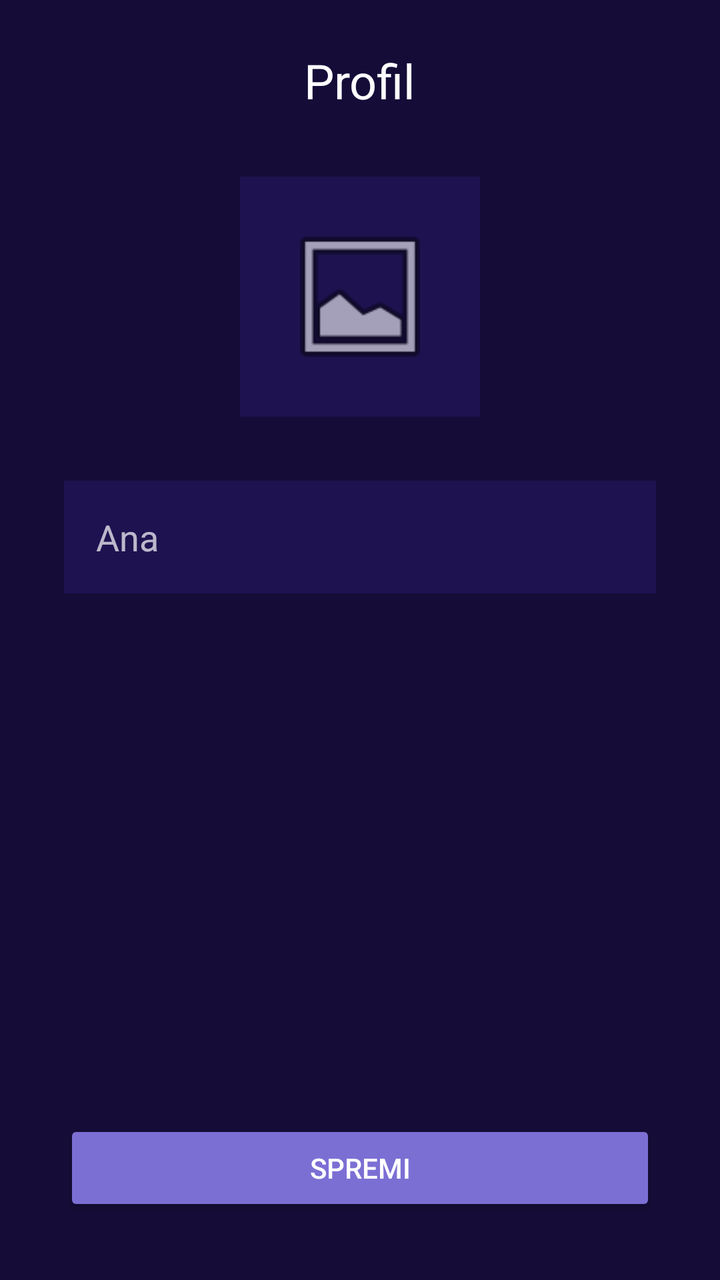
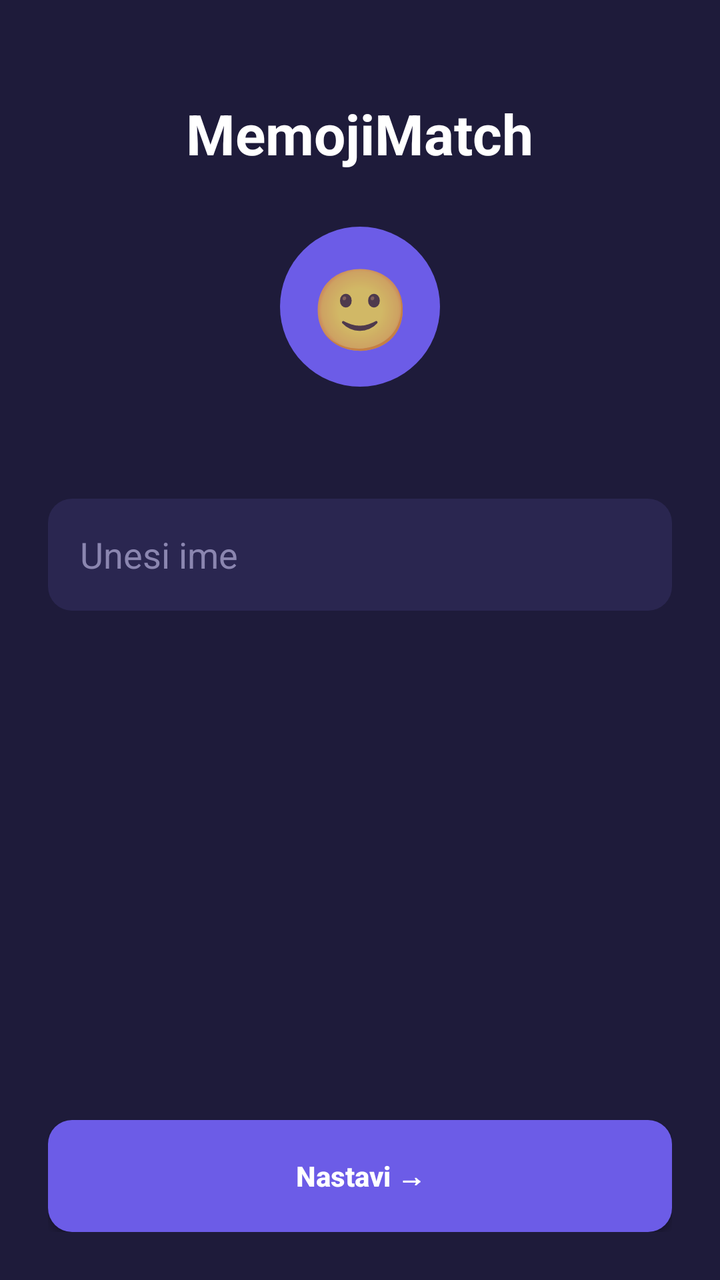

Screens rendered from an Android XML layout before and after an edit, with the pre-edit source and the edit as a unified diff.
<!-- AndroidManifest.xml: application theme Theme.MemojiMatch -->
<!-- res/layout/fragment_profile.xml -->
<androidx.constraintlayout.widget.ConstraintLayout xmlns:android="http://schemas.android.com/apk/res/android"
    xmlns:app="http://schemas.android.com/apk/res-auto"
    android:layout_width="match_parent"
    android:layout_height="match_parent"
    android:background="@color/bg_deep">

    <TextView
        android:id="@+id/tvProfileTitle"
        android:layout_width="wrap_content"
        android:layout_height="wrap_content"
        android:layout_marginTop="24dp"
        android:text="@string/title_profile"
        android:textColor="@color/white"
        android:textSize="24sp"
        app:layout_constraintEnd_toEndOf="parent"
        app:layout_constraintStart_toStartOf="parent"
        app:layout_constraintTop_toTopOf="parent" />

    <ImageView
        android:id="@+id/ivAvatar"
        android:layout_width="120dp"
        android:layout_height="120dp"
        android:layout_marginTop="32dp"
        android:background="@color/bg_main"
        android:padding="20dp"
        android:src="@android:drawable/ic_menu_gallery"
        android:contentDescription="@string/desc_avatar"
        app:layout_constraintEnd_toEndOf="parent"
        app:layout_constraintStart_toStartOf="parent"
        app:layout_constraintTop_toBottomOf="@id/tvProfileTitle" />

    <EditText
        android:id="@+id/etUsername"
        android:layout_width="0dp"
        android:layout_height="wrap_content"
        android:layout_marginHorizontal="32dp"
        android:layout_marginTop="32dp"
        android:background="@color/bg_main"
        android:hint="@string/hint_username"
        android:padding="16dp"
        android:textColor="@color/white"
        android:autofillHints="username"
        android:inputType="text"
        app:layout_constraintEnd_toEndOf="parent"
        app:layout_constraintStart_toStartOf="parent"
        app:layout_constraintTop_toBottomOf="@id/ivAvatar" />

    <Button
        android:id="@+id/btnSaveProfile"
        android:layout_width="0dp"
        android:layout_height="wrap_content"
        android:layout_marginHorizontal="32dp"
        android:layout_marginBottom="32dp"
        android:backgroundTint="@color/accent_purple"
        android:text="@string/btn_save_profile"
        app:layout_constraintBottom_toBottomOf="parent"
        app:layout_constraintEnd_toEndOf="parent"
        app:layout_constraintStart_toStartOf="parent" />

</androidx.constraintlayout.widget.ConstraintLayout>
<!-- resources referenced by this layout -->
<resources>
  <color name="accent_purple">#7C6FD4</color>
  <color name="bg_deep">#150D38</color>
  <color name="bg_main">#1E1250</color>
  <color name="white">#FFFFFF</color>
  <string name="btn_save_profile">SPREMI</string>
  <string name="desc_avatar">User Avatar</string>
  <string name="hint_username">Ana</string>
  <string name="title_profile">Profil</string>
  <style name="Theme.MemojiMatch" parent="Theme.Design.NoActionBar" />
</resources>

<!-- the commit's change to res/layout/fragment_profile.xml (unified diff, before → after) -->
@@ -1,60 +1,62 @@
-<androidx.constraintlayout.widget.ConstraintLayout xmlns:android="http://schemas.android.com/apk/res/android"
-    xmlns:app="http://schemas.android.com/apk/res-auto"
+<?xml version="1.0" encoding="utf-8"?>
+<LinearLayout xmlns:android="http://schemas.android.com/apk/res/android"
     android:layout_width="match_parent"
     android:layout_height="match_parent"
-    android:background="@color/bg_deep">
+    android:background="@color/bg"
+    android:orientation="vertical"
+    android:padding="24dp"
+    android:gravity="center_horizontal">
 
     <TextView
-        android:id="@+id/tvProfileTitle"
         android:layout_width="wrap_content"
         android:layout_height="wrap_content"
         android:layout_marginTop="24dp"
-        android:text="@string/title_profile"
-        android:textColor="@color/white"
-        android:textSize="24sp"
-        app:layout_constraintEnd_toEndOf="parent"
-        app:layout_constraintStart_toStartOf="parent"
-        app:layout_constraintTop_toTopOf="parent" />
+        android:text="MemojiMatch"
+        android:textColor="#FFFFFF"
+        android:textSize="28sp"
+        android:textStyle="bold" />
 
-    <ImageView
-        android:id="@+id/ivAvatar"
-        android:layout_width="120dp"
-        android:layout_height="120dp"
-        android:layout_marginTop="32dp"
-        android:background="@color/bg_main"
-        android:padding="20dp"
-        android:src="@android:drawable/ic_menu_gallery"
-        android:contentDescription="@string/desc_avatar"
-        app:layout_constraintEnd_toEndOf="parent"
-        app:layout_constraintStart_toStartOf="parent"
-        app:layout_constraintTop_toBottomOf="@id/tvProfileTitle" />
+    <TextView
+        android:id="@+id/selectedAvatarPreview"
+        android:layout_width="80dp"
+        android:layout_height="80dp"
+        android:layout_marginTop="28dp"
+        android:background="@drawable/bg_circle"
+        android:gravity="center"
+        android:text="🙂"
+        android:textSize="40sp" />
+
+    <androidx.recyclerview.widget.RecyclerView
+        android:id="@+id/avatarRecyclerView"
+        android:layout_width="match_parent"
+        android:layout_height="wrap_content"
+        android:layout_marginTop="28dp" />
 
     <EditText
-        android:id="@+id/etUsername"
-        android:layout_width="0dp"
-        android:layout_height="wrap_content"
-        android:layout_marginHorizontal="32dp"
-        android:layout_marginTop="32dp"
-        android:background="@color/bg_main"
-        android:hint="@string/hint_username"
-        android:padding="16dp"
-        android:textColor="@color/white"
-        android:autofillHints="username"
+        android:id="@+id/usernameInput"
+        android:layout_width="match_parent"
+        android:layout_height="56dp"
+        android:layout_marginTop="28dp"
+        android:background="@drawable/bg_input"
+        android:hint="Unesi ime"
+        android:textColorHint="@color/hint"
+        android:textColor="#FFFFFF"
+        android:paddingHorizontal="16dp"
         android:inputType="text"
-        app:layout_constraintEnd_toEndOf="parent"
-        app:layout_constraintStart_toStartOf="parent"
-        app:layout_constraintTop_toBottomOf="@id/ivAvatar" />
+        android:maxLines="1" />
+
+    <View
+        android:layout_width="match_parent"
+        android:layout_height="0dp"
+        android:layout_weight="1" />
 
     <Button
-        android:id="@+id/btnSaveProfile"
-        android:layout_width="0dp"
-        android:layout_height="wrap_content"
-        android:layout_marginHorizontal="32dp"
-        android:layout_marginBottom="32dp"
-        android:backgroundTint="@color/accent_purple"
-        android:text="@string/btn_save_profile"
-        app:layout_constraintBottom_toBottomOf="parent"
-        app:layout_constraintEnd_toEndOf="parent"
-        app:layout_constraintStart_toStartOf="parent" />
-
-</androidx.constraintlayout.widget.ConstraintLayout>
+        android:id="@+id/continueButton"
+        android:layout_width="match_parent"
+        android:layout_height="56dp"
+        android:background="@drawable/bg_button"
+        android:text="Nastavi →"
+        android:textColor="#FFFFFF"
+        android:textAllCaps="false"
+        android:textStyle="bold" />
+</LinearLayout>
<!-- resource entries referenced after the edit -->
@@ -1,13 +1,29 @@
 <!-- resources referenced by this layout -->
 <resources>
-  <color name="accent_purple">#7C6FD4</color>
-  <color name="bg_deep">#150D38</color>
-  <color name="bg_main">#1E1250</color>
-  <color name="white">#FFFFFF</color>
-  <string name="btn_save_profile">SPREMI</string>
-  <string name="desc_avatar">User Avatar</string>
-  <string name="hint_username">Ana</string>
-  <string name="title_profile">Profil</string>
+  <color name="bg">#1E1B3A</color>
+  <color name="hint">#8B86B0</color>
+  <!-- drawable bg_button (drawable) -->
+  <?xml version="1.0" encoding="utf-8"?>
+  <shape xmlns:android="http://schemas.android.com/apk/res/android"
+      android:shape="rectangle">
+      <solid android:color="@color/accent"/>
+      <corners android:radius="12dp"/>
+  </shape>
+  <!-- drawable bg_circle (drawable) -->
+  <?xml version="1.0" encoding="utf-8"?>
+      <shape xmlns:android="http://schemas.android.com/apk/res/android"
+          android:shape="oval">
+          <solid android:color="@color/accent"/>
+      </shape>
+  <!-- drawable bg_input (drawable) -->
+  <?xml version="1.0" encoding="utf-8"?>
+  <shape xmlns:android="http://schemas.android.com/apk/res/android"
+      android:shape="rectangle">
+      <solid android:color="@color/surface"/>
+      <corners android:radius="12dp"/>
+  </shape>
   <style name="Theme.MemojiMatch" parent="Theme.Design.NoActionBar" />
+  <color name="accent">#6C5CE7</color>
+  <color name="surface">#2A2650</color>
 </resources>
 
